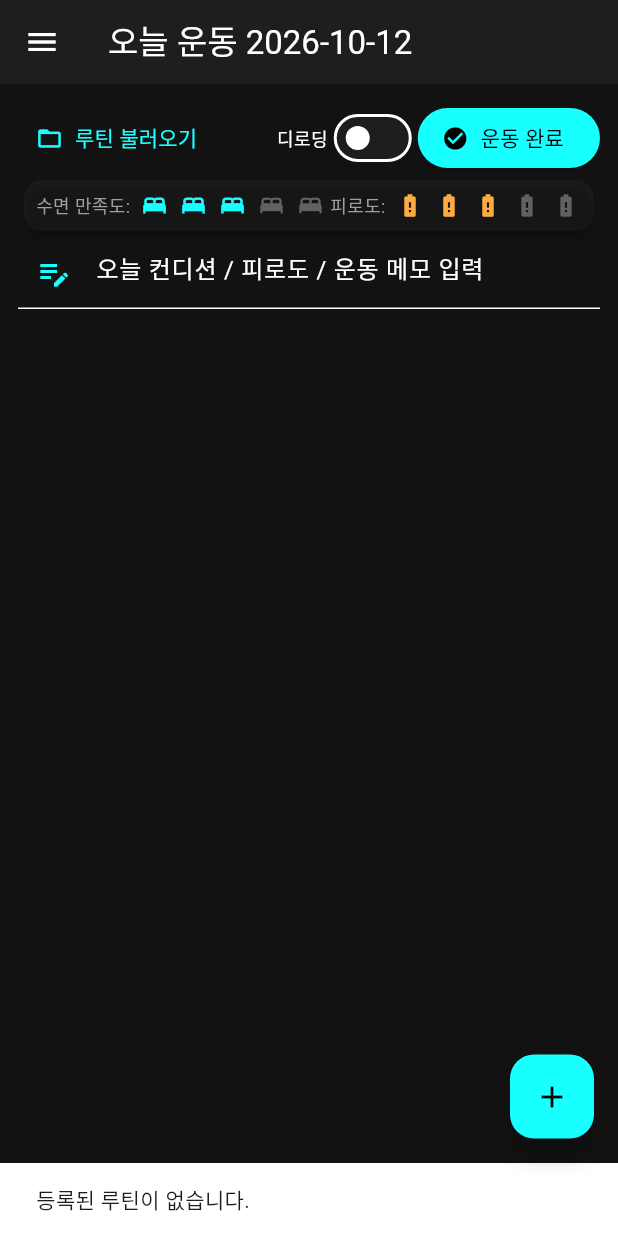
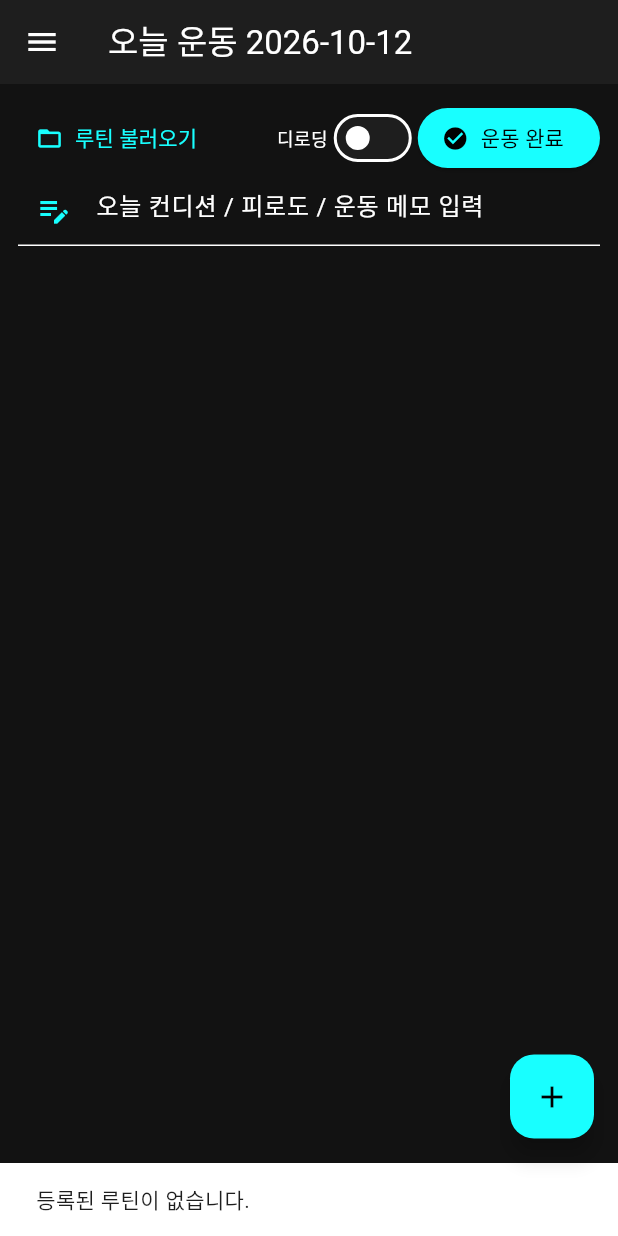
Before and after one commit to chuns3hun/workout-app, a Flutter app: the screen it shows after launch, after a tap on "루틴 불러오기", on a phone screen of 412 x 824 dp. Run offline on Flutter 3.47's test engine with Material 3 defaults, Android fonts, the phone set to English and light mode, and no system bars; our stand-ins replace fl_chart, shared_preferences; missing offline and left inert: dart:html.

Commit message:
Remove sleep/fatigue tracking features

```diff
--- a/lib/main.dart
+++ b/lib/main.dart
@@ -67,8 +67,8 @@ class Exercise {
   List<SetEntry> sets;
   String memo;
   String supersetGroup; // NONE, A1, A2, B1, B2
-  int minReps; // 목표 하한 (예: 8)
-  int maxReps; // 목표 상한 (예: 12)
+  int minReps;
+  int maxReps;
   int rev = 0;
 
   Exercise(
@@ -118,9 +118,7 @@ class Session {
   String? routine;
   bool isFinished;
   String sessionNote;
-  bool isDeload; // 디로딩 모드
-  int sleepScore; // 수면 1~5점
-  int fatigueScore; // 피로도 1~5점
+  bool isDeload;
 
   Session(
     this.date,
@@ -129,8 +127,6 @@ class Session {
     this.isFinished = false,
     this.sessionNote = '',
     this.isDeload = false,
-    this.sleepScore = 3,
-    this.fatigueScore = 3,
   ]);
 
   double get volume => exercises.fold(0.0, (a, e) => a + e.volume);
@@ -142,8 +138,6 @@ class Session {
         'fin': isFinished,
         'sn': sessionNote,
         'del': isDeload,
-        'slp': sleepScore,
-        'fat': fatigueScore,
       };
 
   factory Session.fromJson(Map<String, dynamic> j) => Session(
@@ -155,8 +149,6 @@ class Session {
         (j['fin'] as bool?) ?? false,
         j['sn'] as String? ?? '',
         j['del'] as bool? ?? false,
-        j['slp'] as int? ?? 3,
-        j['fat'] as int? ?? 3,
       );
 }
 
@@ -348,7 +340,6 @@ class Store {
     final lastReps = prevSets.first.reps;
     final lastRpe = prevSets.first.rpe ?? 8.0;
 
-    // 목표 반복수 상한 채움 여부 체크
     if (lastReps >= e.maxReps && lastRpe <= 8.5) {
       return '🎯 목표 반복수(${e.maxReps}회) 달성! +2.5kg 증량 추천 (${_fmt(lastWeight + 2.5)}kg)';
     }
@@ -768,7 +759,6 @@ class _SessionPageState extends State<SessionPage> {
                 visualDensity: VisualDensity.compact,
               ),
               const SizedBox(width: 4),
-              // 슈퍼세트 그룹 선택
               DropdownButton<String>(
                 value: e.supersetGroup,
                 underline: const SizedBox(),
@@ -969,7 +959,6 @@ class _SessionPageState extends State<SessionPage> {
             onChanged: (v) {
               setState(() => s.done = v ?? false);
               _save();
-              // 슈퍼세트 첫 종목일 때는 타이머 생략
               if (v == true && isToday && e.supersetGroup == 'NONE') {
                 _startRest(widget.store.defaultRestSeconds);
               }
@@ -1088,54 +1077,6 @@ class _SessionPageState extends State<SessionPage> {
                 onPressed: _toggleFinish,
               ),
             ],
-          ),
-          // 수면 및 피로도 체크
-          Card(
-            color: Colors.white.withOpacity(0.04),
-            child: Padding(
-              padding: const EdgeInsets.all(8),
-              child: Column(
-                children: [
-                  Row(
-                    children: [
-                      const Text('수면 만족도: ', style: TextStyle(fontSize: 12, color: Colors.grey)),
-                      for (var i = 1; i <= 5; i++)
-                        InkWell(
-                          onTap: () {
-                            setState(() => session.sleepScore = i);
-                            _save();
-                          },
-                          child: Padding(
-                            padding: const EdgeInsets.symmetric(horizontal: 4),
-                            child: Icon(
-                              Icons.bed,
-                              size: 18,
-                              color: i <= session.sleepScore ? Colors.cyanAccent : Colors.grey[700],
-                            ),
-                          ),
-                        ),
-                      const Spacer(),
-                      const Text('피로도: ', style: TextStyle(fontSize: 12, color: Colors.grey)),
-                      for (var i = 1; i <= 5; i++)
-                        InkWell(
-                          onTap: () {
-                            setState(() => session.fatigueScore = i);
-                            _save();
-                          },
-                          child: Padding(
-                            padding: const EdgeInsets.symmetric(horizontal: 4),
-                            child: Icon(
-                              Icons.battery_alert,
-                              size: 18,
-                              color: i <= session.fatigueScore ? Colors.orangeAccent : Colors.grey[700],
-                            ),
-                          ),
-                        ),
-                    ],
-                  ),
-                ],
-              ),
-            ),
           ),
           TextFormField(
             initialValue: session.sessionNote,
@@ -1635,7 +1576,7 @@ class _HistoryPageState extends State<HistoryPage> {
   }
 }
 
-// ---------- 통계 & 리포트 ----------
+// ---------- 통계 & 1RM ----------
 class StatsPage extends StatefulWidget {
   final Store store;
   const StatsPage({super.key, required this.store});
@@ -1650,12 +1591,8 @@ class _StatsPageState extends State<StatsPage> {
   @override
   Widget build(BuildContext context) {
     final Map<String, int> muscleSets = {};
-    double totalMonthVolume = 0;
-    int finishedSessions = 0;
 
     for (final s in widget.store.sessions) {
-      if (s.isFinished) finishedSessions++;
-      totalMonthVolume += s.volume;
       for (final e in s.exercises) {
         final count = e.sets.where((x) => x.done && x.type == SetType.MAIN).length;
         muscleSets[e.targetMuscle] = (muscleSets[e.targetMuscle] ?? 0) + count;
@@ -1672,47 +1609,10 @@ class _StatsPageState extends State<StatsPage> {
         : <MapEntry<String, double>>[];
 
     return Scaffold(
-      appBar: AppBar(title: const Text('통계 & 종합 리포트')),
+      appBar: AppBar(title: const Text('통계 & 부위별 볼륨 & 1RM')),
       body: ListView(
         padding: const EdgeInsets.all(12),
         children: [
-          // 요약 대시보드 리포트
-          Card(
-            color: Colors.cyanAccent.withOpacity(0.08),
-            child: Padding(
-              padding: const EdgeInsets.all(12),
-              child: Row(
-                mainAxisAlignment: MainAxisAlignment.spaceAround,
-                children: [
-                  Column(
-                    children: [
-                      const Text('총 완료 운동', style: TextStyle(fontSize: 11, color: Colors.grey)),
-                      const SizedBox(height: 4),
-                      Text('$finishedSessions회',
-                          style: const TextStyle(fontSize: 18, fontWeight: FontWeight.bold, color: Colors.cyanAccent)),
-                    ],
-                  ),
-                  Column(
-                    children: [
-                      const Text('누적 훈련 볼륨', style: TextStyle(fontSize: 11, color: Colors.grey)),
-                      const SizedBox(height: 4),
-                      Text('${_fmt(totalMonthVolume)}kg',
-                          style: const TextStyle(fontSize: 18, fontWeight: FontWeight.bold, color: Colors.cyanAccent)),
-                    ],
-                  ),
-                  Column(
-                    children: [
-                      const Text('등록 종목 수', style: TextStyle(fontSize: 11, color: Colors.grey)),
-                      const SizedBox(height: 4),
-                      Text('${exercises.length}개',
-                          style: const TextStyle(fontSize: 18, fontWeight: FontWeight.bold, color: Colors.cyanAccent)),
-                    ],
-                  ),
-                ],
-              ),
-            ),
-          ),
-          const SizedBox(height: 12),
           const Text('부위별 완료 작업 세트 수', style: TextStyle(color: Colors.cyanAccent)),
           const SizedBox(height: 8),
           for (final entry in muscleSets.entries)
```
Also changed, not shown: docs/assets/fonts/MaterialIcons-Regular.otf, 2 other files.
